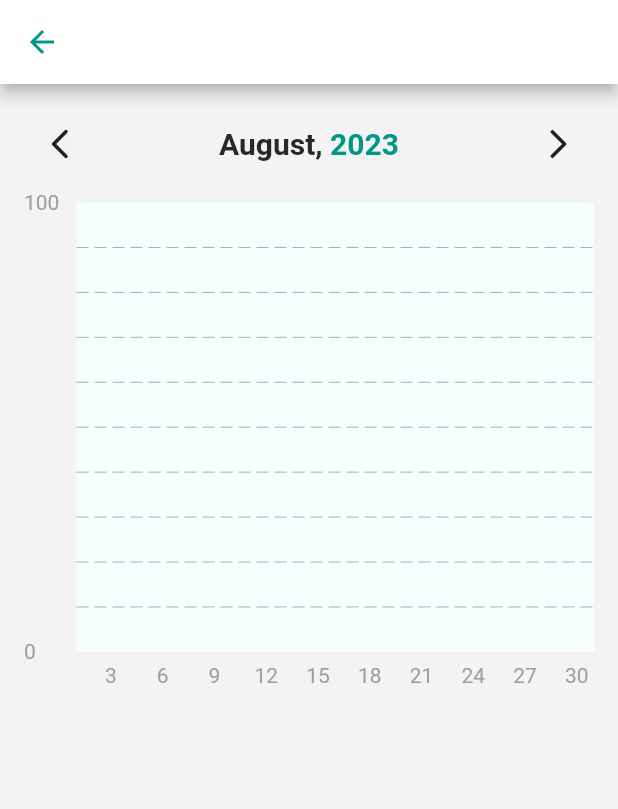
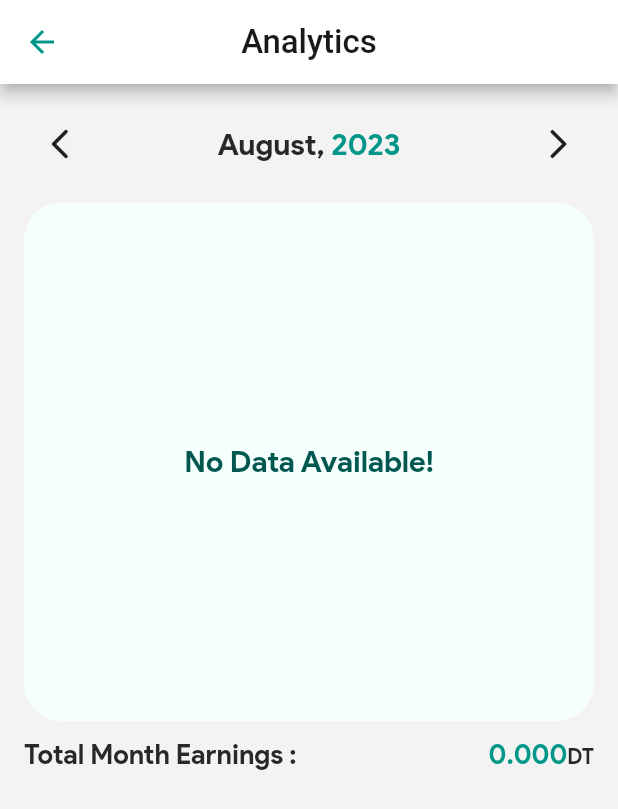
Before and after one commit to Klali-Firas/restaurant_mangement, a Flutter app: the Manager screen opened by its route, after a tap on "Daily Earnings", on a phone screen of 412 x 824 dp. Shown: the top 809 px of the screen. Run offline on Flutter 3.47's test engine with Material 2 defaults, Android fonts, the phone set to English and light mode, and no system bars; drawn by our look-alikes of fl_chart; our stand-ins replace cached_network_image, cloud_firestore, firebase_auth, firebase_core, firebase_database, firebase_storage and 5 more; accounts and stored records are empty.

Commit message:
Improved Analytics Screen.
Improved Analytics Screen.
+Chnaged default font to "Product Sans"

```diff
--- a/lib/Manager Functions/chart.dart
+++ b/lib/Manager Functions/chart.dart
@@ -65,14 +65,14 @@ class Chart extends StatelessWidget {
           ),
           bottomTitles: AxisTitles(
             sideTitles: SideTitles(
-                interval: 3,
+                interval: 4,
                 showTitles: true,
                 reservedSize: 30,
                 getTitlesWidget: (value, meta) {
                   return Padding(
                     padding: const EdgeInsets.only(top: 8.0),
                     child: Text(
-                      value.toInt() % 3 == 0 ? value.toInt().toString() : "",
+                      value.toInt() % 4 == 0 ? value.toInt().toString() : "",
                       style: const TextStyle(color: Colors.grey),
                     ),
                   );
--- a/lib/Manager Functions/daily_earnings.dart
+++ b/lib/Manager Functions/daily_earnings.dart
@@ -11,17 +11,34 @@ class Earnings extends StatefulWidget {
 }
 
 class _Earnings extends State<Earnings> {
+  Map<String, dynamic> highestSoldDish = {};
+  Map<String, dynamic> highestPaidDish = {};
+  double totalEarnings = 0;
   DateTime now = DateTime.now();
   late DateTime pickedDate = DateTime(1977, 1);
 
   late List<FlSpot> spots = [];
+  Map<String, dynamic> findMaxOrder(Map<dynamic, dynamic> orders) {
+    String maxKey = '';
+    num maxValue = 0;
+
+    orders.forEach((key, value) {
+      if (value > maxValue) {
+        maxKey = key;
+        maxValue = value;
+      }
+    });
+
+    return {maxKey: maxValue};
+  }
+
   void inializeSpots() {
     if (pickedDate == DateTime(1977, 1)) {
       pickedDate = DateTime(now.year, now.month);
     }
     DateTime nextMonth = DateTime(pickedDate.year, pickedDate.month + 1);
 
-    getData("Tables").onValue.listen((value) {
+    getData("Tables").onValue.listen((value) async {
       var tables = Map<dynamic, dynamic>.from(
           value.snapshot.value as Map<dynamic, dynamic>);
       Map<dynamic, dynamic> orders = {};
@@ -31,14 +48,29 @@ class _Earnings extends State<Earnings> {
         }
       });
       List<FlSpot> newSpots = [];
+      Map<String, dynamic> allOrders = {};
+      highestSoldDish.clear();
+      highestPaidDish.clear();
+      totalEarnings = 0;
       orders.forEach((key, value) {
         DateTime orderdate =
             DateTime.fromMillisecondsSinceEpoch(value['orderDate']);
         if (orderdate.isAfter(pickedDate) && orderdate.isBefore(nextMonth)) {
+          totalEarnings += value["price"];
           newSpots
               .add(FlSpot(orderdate.day.toDouble(), value['price'].toDouble()));
+          final order = Map<String, dynamic>.from(
+              value["orders"] as Map<dynamic, dynamic>);
+          order.forEach((dishName, dishCount) {
+            allOrders.update(
+              dishName,
+              (count) => count + dishCount,
+              ifAbsent: () => dishCount,
+            );
+          });
         }
       });
+
       spots.clear();
       for (var newSpot in newSpots) {
         int existingIndex = spots.indexWhere((spot) => spot.x == newSpot.x);
@@ -55,6 +87,23 @@ class _Earnings extends State<Earnings> {
       setState(() {
         spots.sort((a, b) => a.x.compareTo(b.x));
       });
+      Map<dynamic, dynamic> ordersPays = {};
+      if (allOrders.isNotEmpty) {
+        highestSoldDish = findMaxOrder(allOrders);
+        for (var entry in allOrders.entries) {
+          final key = entry.key;
+          final count = entry.value;
+          await getData("Menu/$key").once().then((value) {
+            var data = Map<dynamic, dynamic>.from(
+                value.snapshot.value as Map<dynamic, dynamic>);
+
+            ordersPays.addAll({key: data["price"] * count});
+          });
+        }
+        setState(() {
+          highestPaidDish = findMaxOrder(ordersPays);
+        });
+      }
     });
   }
 
@@ -68,7 +117,9 @@ class _Earnings extends State<Earnings> {
   @override
   Widget build(BuildContext context) {
     return Scaffold(
-      appBar: AppBar(),
+      appBar: AppBar(
+        title: const Text("Analytics"),
+      ),
       body: Center(
           child: Padding(
         padding: const EdgeInsets.all(16.0),
@@ -113,16 +164,105 @@ class _Earnings extends State<Earnings> {
               ],
             ),
             const SizedBox(height: 15),
-            SizedBox(
-              width: double.infinity,
-              height: MediaQuery.of(context).size.height * 0.4,
-              child: Chart(
-                spots: spots,
+            Material(
+              color: const Color.fromARGB(255, 245, 255, 254),
+              borderRadius: const BorderRadius.all(Radius.circular(25)),
+              child: Padding(
+                padding: const EdgeInsets.all(8.0),
+                child: SizedBox(
+                  width: double.infinity,
+                  height: MediaQuery.of(context).size.height * 0.4,
+                  child: spots.isNotEmpty
+                      ? Chart(
+                          spots: spots,
+                        )
+                      : const Center(
+                          child: Text(
+                          "No Data Available!",
+                          style: TextStyle(
+                              color: Color.fromARGB(255, 0, 87, 79),
+                              fontSize: 20,
+                              fontWeight: FontWeight.w600),
+                        )),
+                ),
               ),
-            )
+            ),
+            Padding(
+              padding: const EdgeInsets.symmetric(vertical: 12.0),
+              child: Row(
+                crossAxisAlignment: CrossAxisAlignment.baseline,
+                textBaseline: TextBaseline.alphabetic,
+                children: [
+                  const Text(
+                    "Total Month Earnings :",
+                    style: TextStyle(
+                        fontSize: 18,
+                        fontWeight: FontWeight.w600,
+                        color: Color.fromARGB(255, 40, 40, 40)),
+                  ),
+                  const Expanded(child: SizedBox()),
+                  Text(
+                    totalEarnings.toStringAsFixed(3),
+                    style: const TextStyle(
+                        fontSize: 18,
+                        fontWeight: FontWeight.w600,
+                        color: Colors.teal),
+                  ),
+                  const Text(
+                    "DT",
+                    style: TextStyle(
+                        fontSize: 14,
+                        fontWeight: FontWeight.w600,
+                        color: Color.fromARGB(255, 40, 40, 40)),
+                  )
+                ],
+              ),
+            ),
+            if (highestSoldDish.isNotEmpty)
+              tile(highestSoldDish, "Highest Sold Dish :",
+                  "x${highestSoldDish.values.elementAt(0)}"),
+            const SizedBox(height: 12),
+            if (highestPaidDish.isNotEmpty)
+              tile(highestPaidDish, "Highest Paid Dish :",
+                  "${highestPaidDish.values.elementAt(0)}DT")
           ],
         ),
       )),
     );
   }
+
+  Material tile(Map<String, dynamic> element, String desc, String trail) {
+    return Material(
+      borderRadius: const BorderRadius.all(Radius.circular(10)),
+      color: const Color.fromARGB(255, 245, 255, 254),
+      child: Column(
+        crossAxisAlignment: CrossAxisAlignment.start,
+        children: [
+          Padding(
+            padding: const EdgeInsets.only(top: 8.0, left: 8),
+            child: Text(
+              desc,
+              style: const TextStyle(fontSize: 17, fontWeight: FontWeight.w600),
+            ),
+          ),
+          ListTile(
+            tileColor: Colors.transparent,
+            title: Text(
+              element.keys.elementAt(0),
+              style: const TextStyle(fontSize: 20, fontWeight: FontWeight.w600),
+            ),
+            trailing: Text(
+              trail,
+              style: const TextStyle(
+                  fontSize: 17,
+                  fontWeight: FontWeight.w600,
+                  color: Colors.teal),
+            ),
+            onTap: () => Navigator.pushNamed(context, "/dishOverview",
+                arguments: element.keys.elementAt(0)),
+          ),
+        ],
+      ),
+    );
+  }
 }
--- a/lib/Manager Functions/manager.dart
+++ b/lib/Manager Functions/manager.dart
@@ -13,8 +13,8 @@ class _Manager extends State<Manager> {
   Widget build(BuildContext context) {
     return Scaffold(
       appBar: AppBar(
-          title: const Text("Manager", textAlign: TextAlign.center),
-          centerTitle: true),
+        title: const Text("Manager", style: TextStyle()),
+      ),
       body: WillPopScope(
         onWillPop: () async {
           Navigator.pop(context);
--- a/lib/cook_functions/dish_overview.dart
+++ b/lib/cook_functions/dish_overview.dart
@@ -110,10 +110,10 @@ class _DishOverviewState extends State<DishOverview> {
                           children: [
                             Text(
                               dishData["price"].toStringAsFixed(3),
-                              style: TextStyle(
-                                  backgroundColor: darkColor,
+                              style: const TextStyle(
+                                  //backgroundColor: darkColor,
                                   fontSize: 25,
-                                  color: lightColor,
+                                  color: Colors.teal, //lightColor,
                                   fontWeight: FontWeight.w600),
                             ),
                             const Text(
--- a/lib/main.dart
+++ b/lib/main.dart
@@ -50,6 +50,7 @@ class MyApp extends StatelessWidget {
           '/dishOverview': (context) => const DishOverview(),
         },
         theme: ThemeData(
+          fontFamily: "Product Sans",
           listTileTheme: const ListTileThemeData(
             iconColor: Colors.teal,
             dense: true,
```
Also changed, not shown: pubspec.yaml (+12 -0 lines), assets/fonts/Product Sans Bold Italic.ttf (added), assets/fonts/Product Sans Bold.ttf (added), assets/fonts/Product Sans Italic.ttf (added), assets/fonts/Product Sans Regular.ttf (added).
